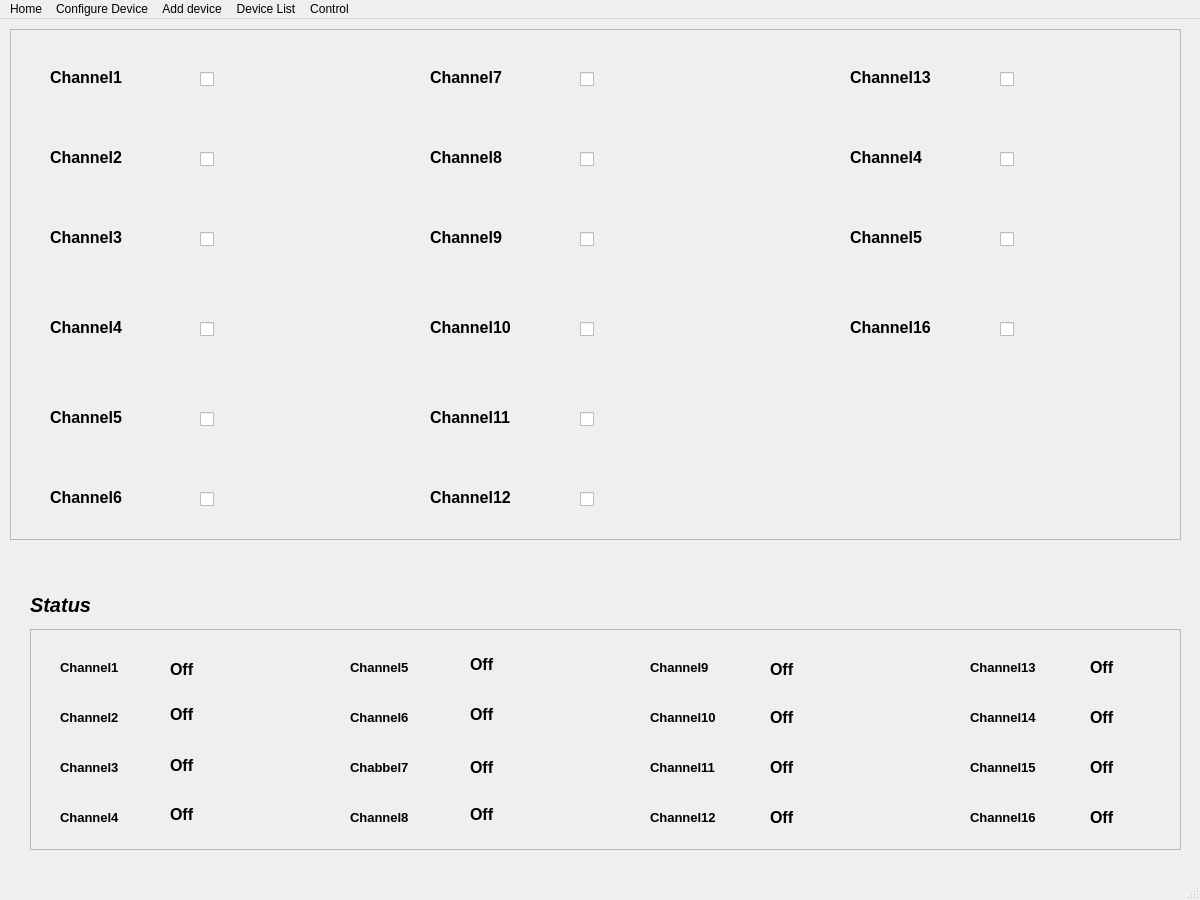
The window that view/deviceControl.ui (abhipray-cpu/home-automatation) describes before a commit, drawn with Qt 5.
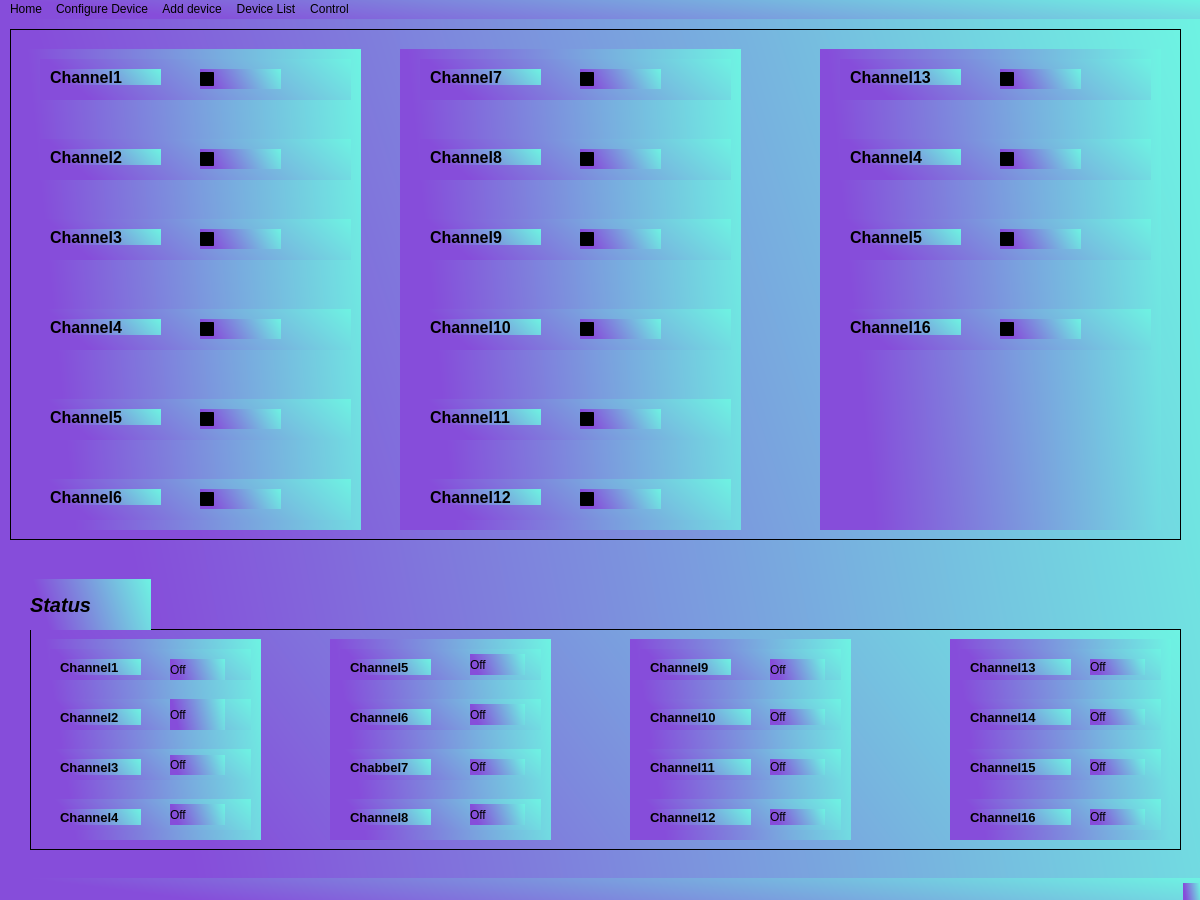
The same window after the commit.

What changed in the file:
```diff
--- a/view/deviceControl.ui
+++ b/view/deviceControl.ui
@@ -13,6 +13,9 @@
   <property name="windowTitle">
    <string>MainWindow</string>
   </property>
+  <property name="styleSheet">
+   <string notr="true">background-color: qlineargradient(spread:pad, x1:0.039801, y1:0.136, x2:1, y2:0, stop:0 rgba(134, 77, 218, 255), stop:1 rgba(110, 243, 226, 255));</string>
+  </property>
   <widget class="QWidget" name="centralwidget">
    <widget class="QFrame" name="frame">
     <property name="geometry">
```
